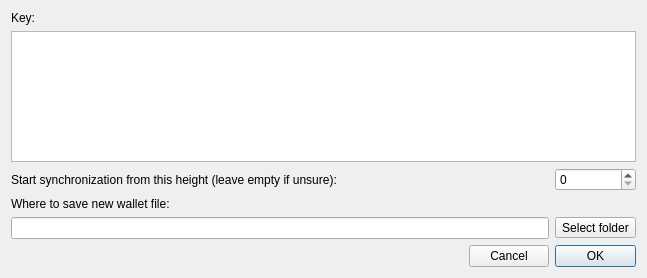
Qt form src/gui/ui/importkeydialog.ui (discretecoin/discrete-wallet) before a commit.
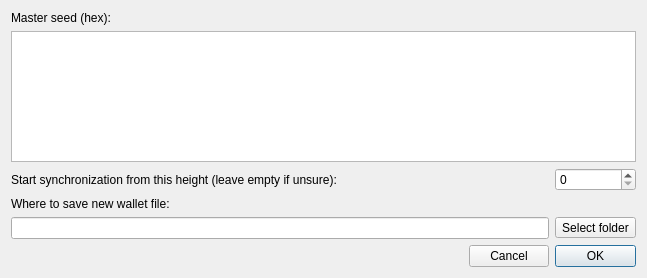
The same form after that commit.

```diff
--- a/src/gui/ui/importkeydialog.ui
+++ b/src/gui/ui/importkeydialog.ui
@@ -90,7 +90,7 @@
    <item row="0" column="0">
     <widget class="QLabel" name="label">
      <property name="text">
-      <string>Key:</string>
+      <string>Master seed (hex):</string>
      </property>
     </widget>
    </item>
```
Left out of the diff: 2 changed lines with no effect on the pictures.
